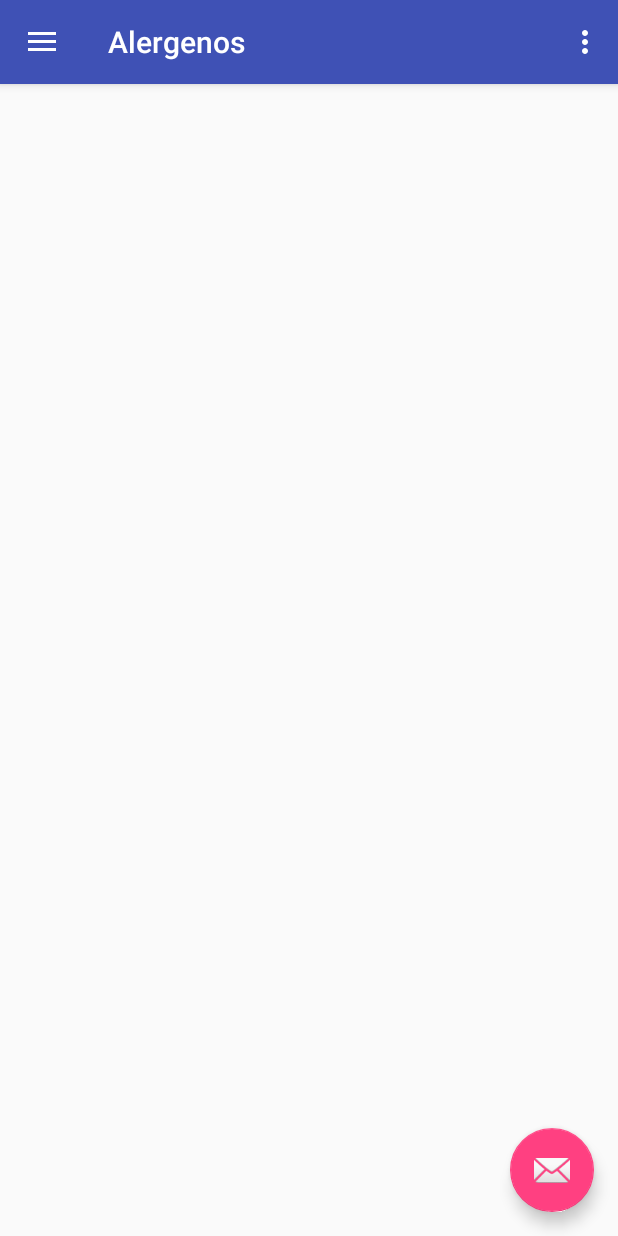
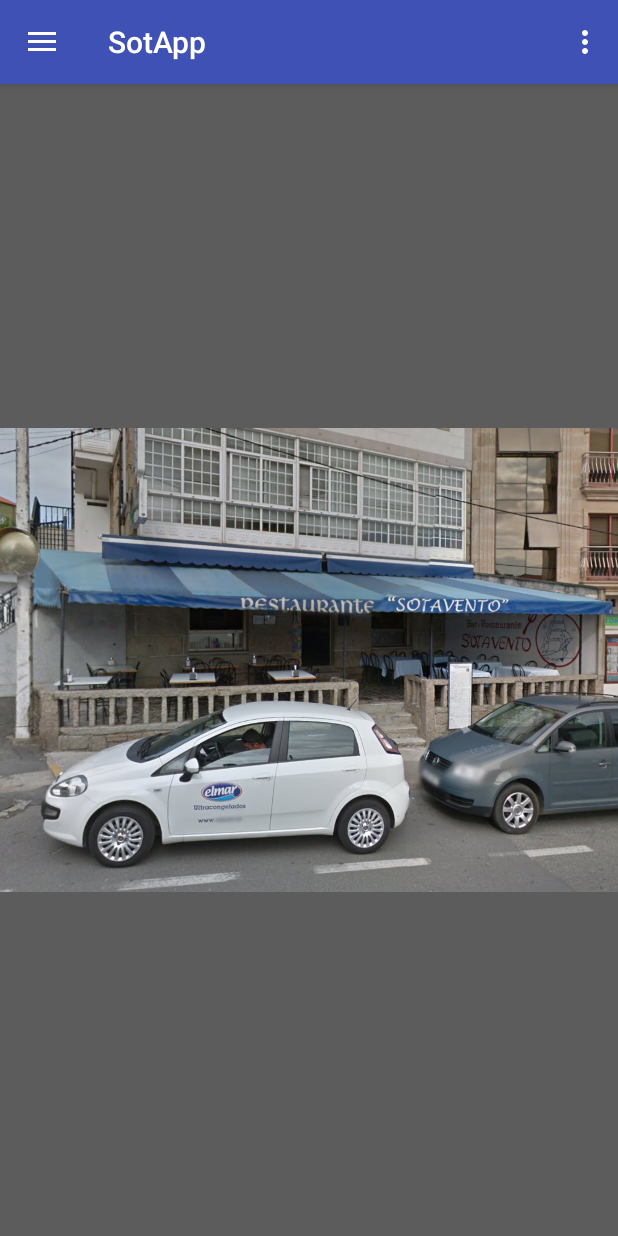
Before and after one commit to a15jairogc/sotApp, an Android app: the screen it shows after launch (MainActivity), on a phone screen of 412 x 824 dp. Run offline under Robolectric (Android 15) with nearby library versions, the phone set to English and light mode, and no system bars.

Commit message:
alergenos done1

```diff
--- a/app/src/main/AndroidManifest.xml
+++ b/app/src/main/AndroidManifest.xml
@@ -4,7 +4,7 @@
 
     <application
         android:allowBackup="true"
-        android:icon="@mipmap/ic_location"
+        android:icon="@drawable/icon"
         android:label="@string/app_name"
         android:supportsRtl="true"
         android:theme="@style/AppTheme"
--- a/app/src/main/java/com/example/root/alergenos/MainActivity.java
+++ b/app/src/main/java/com/example/root/alergenos/MainActivity.java
@@ -32,14 +32,14 @@ public class MainActivity extends AppCompatActivity
         Toolbar toolbar = (Toolbar) findViewById(R.id.toolbar);
         setSupportActionBar(toolbar);
 
-        FloatingActionButton fab = (FloatingActionButton) findViewById(R.id.fab);
-        fab.setOnClickListener(new View.OnClickListener() {
-            @Override
-            public void onClick(View view) {
-                Snackbar.make(view, "Replace with your own action", Snackbar.LENGTH_LONG)
-                        .setAction("Action", null).show();
-            }
-        });
+//        FloatingActionButton fab = (FloatingActionButton) findViewById(R.id.fab);
+//        fab.setOnClickListener(new View.OnClickListener() {
+//            @Override
+//            public void onClick(View view) {
+//                Snackbar.make(view, "Replace with your own action", Snackbar.LENGTH_LONG)
+//                        .setAction("Action", null).show();
+//            }
+//        });
 
         DrawerLayout drawer = (DrawerLayout) findViewById(R.id.drawer_layout);
         ActionBarDrawerToggle toggle = new ActionBarDrawerToggle(
--- a/app/src/main/res/drawable/side_nav_bar.xml
+++ b/app/src/main/res/drawable/side_nav_bar.xml
@@ -5,5 +5,7 @@
         android:centerColor="#4CAF50"
         android:endColor="#2E7D32"
         android:startColor="#81C784"
-        android:type="linear" />
+        android:type="linear"
+        />
+
 </shape>
--- a/app/src/main/res/layout/app_bar_main.xml
+++ b/app/src/main/res/layout/app_bar_main.xml
@@ -23,12 +23,12 @@
 
     <include layout="@layout/content_main" />
 
-    <android.support.design.widget.FloatingActionButton
-        android:id="@+id/fab"
-        android:layout_width="wrap_content"
-        android:layout_height="wrap_content"
-        android:layout_gravity="bottom|end"
-        android:layout_margin="@dimen/fab_margin"
-        android:src="@android:drawable/ic_dialog_email" />
+    <!--<android.support.design.widget.FloatingActionButton-->
+        <!--android:id="@+id/fab"-->
+        <!--android:layout_width="wrap_content"-->
+        <!--android:layout_height="wrap_content"-->
+        <!--android:layout_gravity="bottom|end"-->
+        <!--android:layout_margin="@dimen/fab_margin"-->
+        <!--android:src="@android:drawable/ic_dialog_email" />-->
 
 </android.support.design.widget.CoordinatorLayout>
--- a/app/src/main/res/layout/content_main.xml
+++ b/app/src/main/res/layout/content_main.xml
@@ -15,6 +15,12 @@
         android:id="@+id/fragment_container"
         android:layout_width="match_parent"
         android:layout_height="match_parent"
-        />
+        android:background="@color/Blue">
+        <ImageView
+            android:src="@drawable/portada"
+            android:layout_height="wrap_content"
+            android:layout_width="match_parent"
+            android:scaleType="fitCenter"/>
 
+    </FrameLayout>
 </RelativeLayout>
--- a/app/src/main/res/values/colors.xml
+++ b/app/src/main/res/values/colors.xml
@@ -2,6 +2,7 @@
 <resources>
     <color name="colorPrimary">#3F51B5</color>
     <color name="colorPrimaryDark">#303F9F</color>
-    <color name="colorAccent">#FF4081</color>
+    <color name="colorAccent">#fa1c75</color>
     <color name="Blue">#5c5c5c</color>
+    <color name="White">#ffff</color>
 </resources>
--- a/app/src/main/res/values/strings.xml
+++ b/app/src/main/res/values/strings.xml
@@ -1,5 +1,5 @@
 <resources>
-    <string name="app_name">Alergenos</string>
+    <string name="app_name">SotApp</string>
 
     <string name="navigation_drawer_open">Open navigation drawer</string>
     <string name="navigation_drawer_close">Close navigation drawer</string>
```
Also changed, not shown: app/src/main/res/layout/fragment_desc_alergenos.xml (+5 -2 lines), app/src/main/res/drawable/icon.png (added), app/src/main/res/drawable/portada.png (added).
